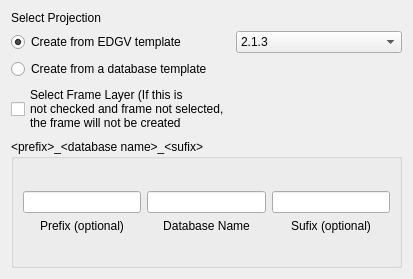
Qt form CustomWidgets/databaseParameterWidget.ui (dsgoficial/DsgTools) before a commit.
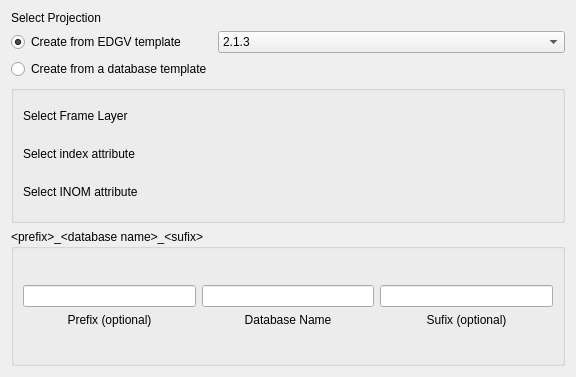
The same form after that commit. Custom widgets are drawn as their Qt base class.

The edit to the form file:
```diff
--- a/CustomWidgets/databaseParameterWidget.ui
+++ b/CustomWidgets/databaseParameterWidget.ui
@@ -6,8 +6,8 @@
    <rect>
     <x>0</x>
     <y>0</y>
-    <width>413</width>
-    <height>279</height>
+    <width>576</width>
+    <height>377</height>
    </rect>
   </property>
   <property name="sizePolicy">
@@ -19,7 +19,7 @@
   <property name="windowTitle">
    <string>Form</string>
   </property>
-  <layout class="QGridLayout" name="gridLayout_2">
+  <layout class="QGridLayout" name="gridLayout_3">
    <item row="0" column="0">
     <widget class="QLabel" name="label_3">
      <property name="text">
@@ -90,18 +90,162 @@
      </property>
     </widget>
    </item>
-   <item row="3" column="0">
-    <widget class="QCheckBox" name="selectFrameCheckBox">
-     <property name="text">
-      <string>Select Frame Layer (If this is 
-not checked and frame not selected,
-the frame will not be created</string>
+   <item row="3" column="0" colspan="2">
+    <widget class="QgsCollapsibleGroupBox" name="frameGroupBox">
+     <property name="sizePolicy">
+      <sizepolicy hsizetype="Preferred" vsizetype="MinimumExpanding">
+       <horstretch>0</horstretch>
+       <verstretch>0</verstretch>
+      </sizepolicy>
      </property>
+     <property name="saveCollapsedState">
+      <bool>false</bool>
+     </property>
+     <layout class="QGridLayout" name="gridLayout_2">
+      <item row="0" column="0">
+       <widget class="QLabel" name="label">
+        <property name="sizePolicy">
+         <sizepolicy hsizetype="Preferred" vsizetype="Fixed">
+          <horstretch>0</horstretch>
+          <verstretch>0</verstretch>
+         </sizepolicy>
+        </property>
+        <property name="minimumSize">
+         <size>
+          <width>0</width>
+          <height>32</height>
+         </size>
+        </property>
+        <property name="maximumSize">
+         <size>
+          <width>16777215</width>
+          <height>32</height>
+         </size>
+        </property>
+        <property name="text">
+         <string>Select Frame Layer</string>
+        </property>
+       </widget>
+      </item>
+      <item row="0" column="1">
+       <widget class="DsgCustomComboBox" name="frameComboBox" native="true">
+        <property name="sizePolicy">
+         <sizepolicy hsizetype="Preferred" vsizetype="Fixed">
+          <horstretch>0</horstretch>
+          <verstretch>0</verstretch>
+         </sizepolicy>
+        </property>
+        <property name="minimumSize">
+         <size>
+          <width>0</width>
+          <height>32</height>
+         </size>
+        </property>
+        <property name="maximumSize">
+         <size>
+          <width>16777215</width>
+          <height>32</height>
+         </size>
+        </property>
+       </widget>
+      </item>
+      <item row="1" column="0">
+       <widget class="QLabel" name="label_2">
+        <property name="sizePolicy">
+         <sizepolicy hsizetype="Preferred" vsizetype="Fixed">
+          <horstretch>0</horstretch>
+          <verstretch>0</verstretch>
+         </sizepolicy>
+        </property>
+        <property name="minimumSize">
+         <size>
+          <width>0</width>
+          <height>32</height>
+         </size>
+        </property>
+        <property name="maximumSize">
+         <size>
+          <width>16777215</width>
+          <height>32</height>
+         </size>
+        </property>
+        <property name="text">
+         <string>Select index attribute</string>
+        </property>
+       </widget>
+      </item>
+      <item row="1" column="1">
+       <widget class="DsgCustomComboBox" name="indexComboBox" native="true">
+        <property name="sizePolicy">
+         <sizepolicy hsizetype="Preferred" vsizetype="Fixed">
+          <horstretch>0</horstretch>
+          <verstretch>0</verstretch>
+         </sizepolicy>
+        </property>
+        <property name="minimumSize">
+         <size>
+          <width>0</width>
+          <height>32</height>
+         </size>
+        </property>
+        <property name="maximumSize">
+         <size>
+          <width>16777215</width>
+          <height>32</height>
+         </size>
+        </property>
+       </widget>
+      </item>
+      <item row="2" column="0">
+       <widget class="QLabel" name="label_4">
+        <property name="sizePolicy">
+         <sizepolicy hsizetype="Preferred" vsizetype="Fixed">
+          <horstretch>0</horstretch>
+          <verstretch>0</verstretch>
+         </sizepolicy>
+        </property>
+        <property name="minimumSize">
+         <size>
+          <width>0</width>
+          <height>32</height>
+         </size>
+        </property>
+        <property name="maximumSize">
+         <size>
+          <width>16777215</width>
+          <height>32</height>
+         </size>
+        </property>
+        <property name="text">
+         <string>Select INOM attribute</string>
+        </property>
+       </widget>
+      </item>
+      <item row="2" column="1">
+       <widget class="DsgCustomComboBox" name="inomComboBox" native="true">
+        <property name="sizePolicy">
+         <sizepolicy hsizetype="Preferred" vsizetype="Fixed">
+          <horstretch>0</horstretch>
+          <verstretch>0</verstretch>
+         </sizepolicy>
+        </property>
+        <property name="minimumSize">
+         <size>
+          <width>0</width>
+          <height>32</height>
+         </size>
+        </property>
+        <property name="maximumSize">
+         <size>
+          <width>16777215</width>
+          <height>32</height>
+         </size>
+        </property>
+       </widget>
+      </item>
+     </layout>
     </widget>
    </item>
-   <item row="3" column="1">
-    <widget class="DsgCustomComboBox" name="frameComboBox" native="true"/>
-   </item>
    <item row="4" column="0" colspan="2">
     <widget class="QGroupBox" name="groupBox">
      <property name="enabled">
@@ -204,6 +348,12 @@
   </layout>
  </widget>
  <customwidgets>
+  <customwidget>
+   <class>QgsCollapsibleGroupBox</class>
+   <extends>QGroupBox</extends>
+   <header>qgscollapsiblegroupbox.h</header>
+   <container>1</container>
+  </customwidget>
   <customwidget>
    <class>QgsProjectionSelectionWidget</class>
    <extends>QWidget</extends>
```
Left out of the diff: 2 changed lines with no effect on the pictures.
